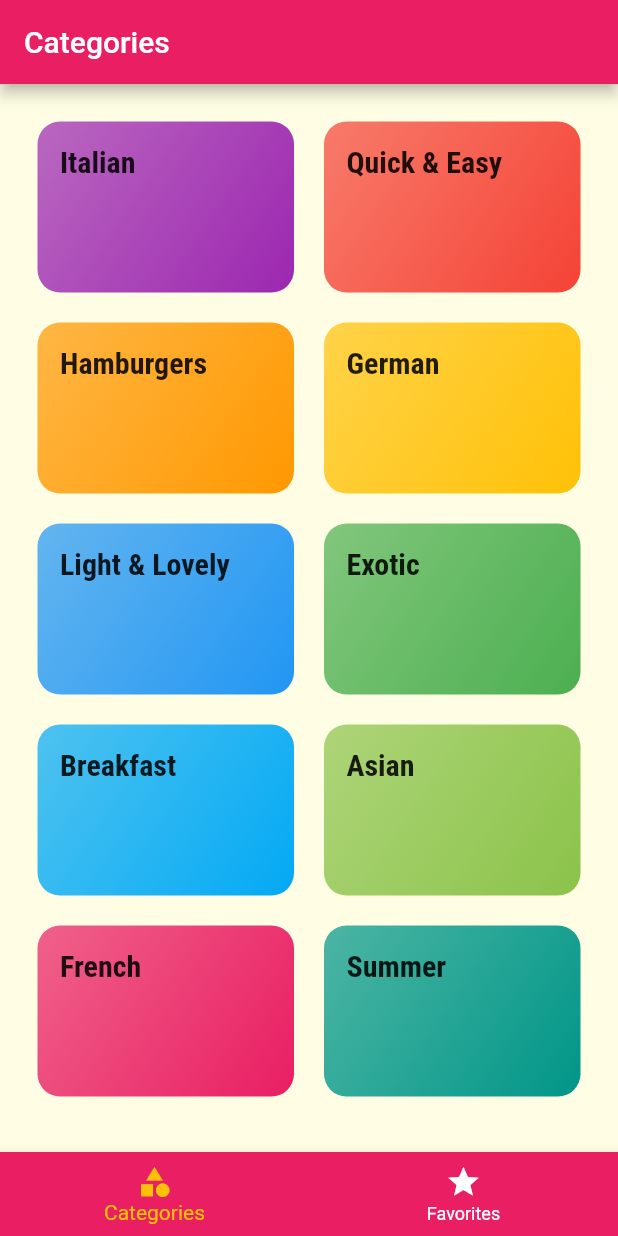
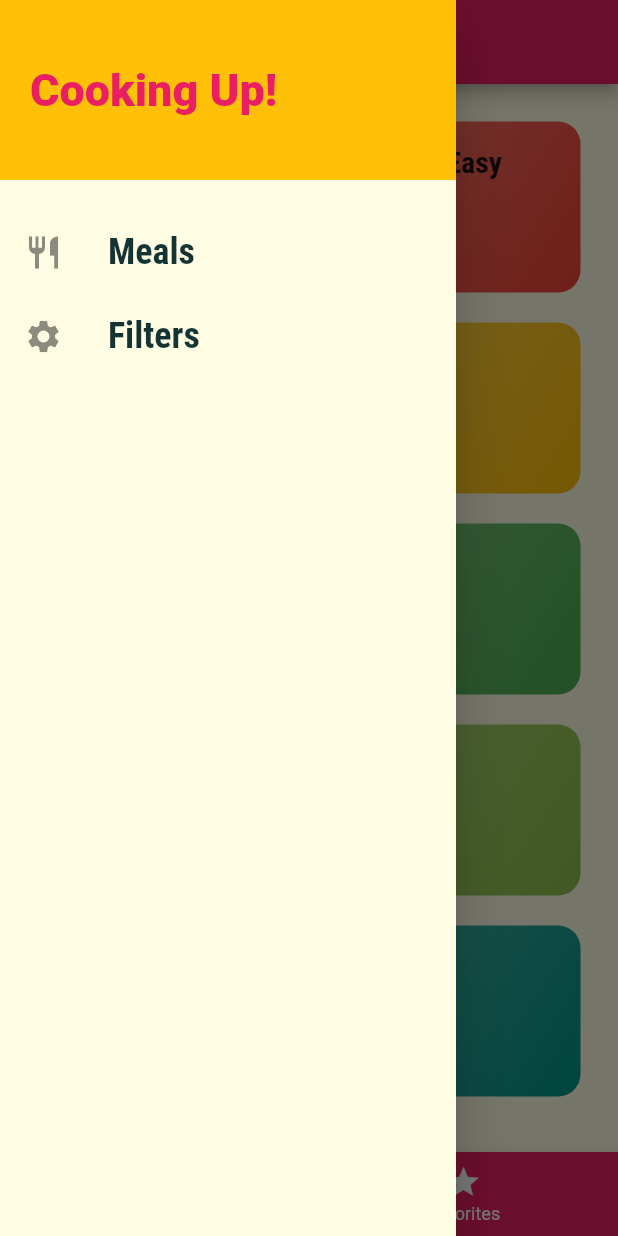
Before and after one commit to nmoragane/meals, a Flutter app: the screen it shows after launch, with the side drawer open (before the commit the screen has no drawer), on a phone screen of 412 x 824 dp. Run offline on Flutter 3.47's test engine with Material 2 defaults, Android fonts, the phone set to English and light mode, and no system bars.

Commit message:
filters screen

```diff
--- a/lib/main.dart
+++ b/lib/main.dart
@@ -1,5 +1,6 @@
 import 'package:flutter/material.dart';
 import 'package:flutter_complete_guide/screens/category_meals_screen.dart';
+import 'package:flutter_complete_guide/screens/filters_screen.dart';
 import 'package:flutter_complete_guide/screens/meal_detail_screen.dart';
 import 'package:flutter_complete_guide/screens/tabs_screen.dart';
 import './screens/categories_screen.dart';
@@ -32,6 +33,7 @@ class MyApp extends StatelessWidget {
         '/': (ctx) => TabScreen(),
         CategoryMealsScreen.routename: (ctx) => CategoryMealsScreen(),
         MealDetailScreen.routeName: (ctx) => MealDetailScreen(),
+        FiltersScreen.routeName: (ctx) => FiltersScreen(),
       },
 
       onGenerateRoute: (settings) {
--- /dev/null
+++ b/lib/screens/filters_screen.dart
@@ -0,0 +1,18 @@
+import 'package:flutter/material.dart';
+import 'package:flutter_complete_guide/widgets/main_drawer.dart';
+
+class FiltersScreen extends StatelessWidget {
+  static const routeName = '/filters';
+  @override
+  Widget build(BuildContext context) {
+    return Scaffold(
+      appBar: AppBar(
+        title: Text('Filters'),
+      ),
+      drawer: MainDrawer(),
+      body: Center(
+        child: Text('Filters'),
+      ),
+    );
+  }
+}
--- a/lib/screens/tabs_screen.dart
+++ b/lib/screens/tabs_screen.dart
@@ -1,6 +1,7 @@
 import 'package:flutter/material.dart';
 import 'package:flutter_complete_guide/screens/categories_screen.dart';
 import 'package:flutter_complete_guide/screens/favorites_screen.dart';
+import 'package:flutter_complete_guide/widgets/main_drawer.dart';
 
 class TabScreen extends StatefulWidget {
   @override
@@ -51,6 +52,7 @@ class _TabScreenState extends State<TabScreen> {
         //     FavoritesScreen(),
         //   ],
         // ),
+        drawer: MainDrawer(),
         body: _pages[_selectedPageIndex]['page'],
         bottomNavigationBar: BottomNavigationBar(
           onTap: _selectPage,
--- /dev/null
+++ b/lib/widgets/main_drawer.dart
@@ -0,0 +1,65 @@
+import 'package:flutter/material.dart';
+import 'package:flutter_complete_guide/screens/filters_screen.dart';
+
+class MainDrawer extends StatelessWidget {
+  Widget buildListStyle(IconData icon, String title, Function tapHandler) {
+    return ListTile(
+      leading: Icon(
+        icon,
+        size: 26,
+      ),
+      title: Text(
+        title,
+        style: TextStyle(
+          fontWeight: FontWeight.bold,
+          fontSize: 24,
+          fontFamily: 'RobotoCondensed',
+        ),
+      ),
+      onTap: tapHandler,
+    );
+  }
+
+  @override
+  Widget build(BuildContext context) {
+    return Drawer(
+      child: Column(
+        children: <Widget>[
+          Container(
+            height: 120,
+            width: double.infinity,
+            padding: EdgeInsets.all(20),
+            alignment: Alignment.centerLeft,
+            color: Theme.of(context).accentColor,
+            child: Text(
+              'Cooking Up!',
+              style: TextStyle(
+                fontWeight: FontWeight.w900,
+                fontSize: 30,
+                color: Theme.of(context).primaryColor,
+              ),
+            ),
+          ),
+          SizedBox(
+            height: 20,
+          ),
+          buildListStyle(
+            Icons.restaurant,
+            'Meals',
+            () {
+              Navigator.of(context).pushReplacementNamed('/');
+            },
+          ),
+          buildListStyle(
+            Icons.settings,
+            'Filters',
+            () {
+              Navigator.of(context)
+                  .pushReplacementNamed(FiltersScreen.routeName);
+            },
+          ),
+        ],
+      ),
+    );
+  }
+}
```
